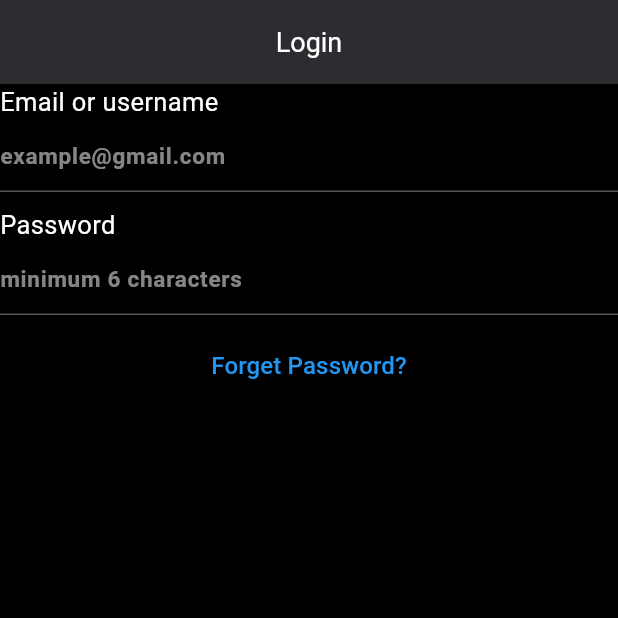
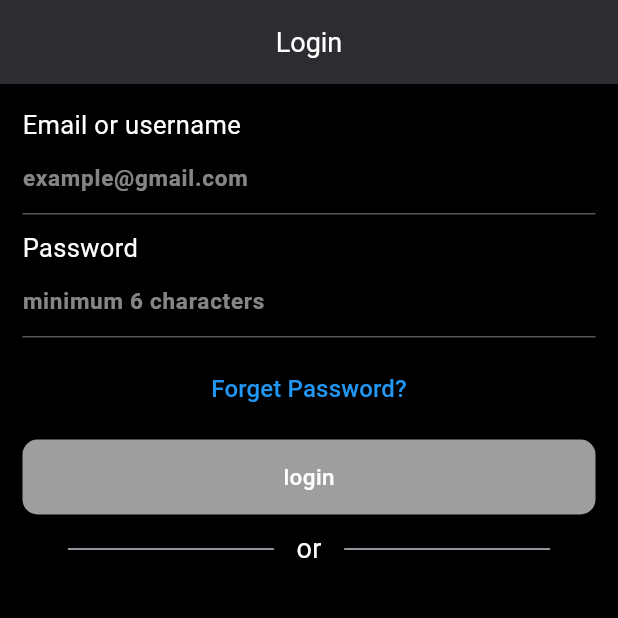
Before and after one commit to Korya25/auth, a Flutter app: the screen it shows after launch, on a phone screen of 412 x 824 dp, the top half of it. Run offline on Flutter 3.47's test engine with Material 3 defaults, Android fonts, the phone set to English and light mode, and no system bars; our stand-ins replace firebase_auth, firebase_core, google_sign_in; accounts and stored records are empty.

Commit message:
add  Login Button and Custom Divider

```diff
--- a/lib/views/screen/auth/login_screen.dart
+++ b/lib/views/screen/auth/login_screen.dart
@@ -1,6 +1,9 @@
 import 'package:authapp/constanta/app_text_style.dart';
 import 'package:authapp/helper/utils/auth_validator.dart';
 import 'package:authapp/views/screen/auth/forget_password_screen.dart';
+import 'package:authapp/views/widgets/action_auth_button.dart';
+import 'package:authapp/views/widgets/custom_divider.dart';
+import 'package:authapp/views/widgets/custom_text_button.dart';
 import 'package:authapp/views/widgets/custom_text_form_field.dart';
 import 'package:flutter/material.dart';
 
@@ -31,7 +34,9 @@ class _LoginScreenState extends State<LoginScreen> {
           style: AppTextStyle.appBar,
         ),
       ),
-      body: Form(
+      body: Padding(
+        padding: const EdgeInsets.all(15),
+        child: Form(
           key: formKey,
           child: Column(
             spacing: 10,
@@ -52,6 +57,7 @@ class _LoginScreenState extends State<LoginScreen> {
               ),
 
               // Password
+
               CustomTextFormField(
                 labelText: 'Password',
                 hintText: 'minimum 6 characters',
@@ -67,29 +73,31 @@ class _LoginScreenState extends State<LoginScreen> {
                 },
               ),
               // Forget Password
-            TextButton(
-              onPressed: () {
+              CustomTextButton(
+                onTap: () {
                   Navigator.push(context, MaterialPageRoute(
                     builder: (context) {
                       return ForgetPasswordScreen();
                     },
                   ));
                 },
-              child: Text(
-                'Forget Password?',
-                style: TextStyle(
+                title: 'Forget Password?',
+                titleStyle: TextStyle(
                   color: Colors.blue,
                   fontSize: 16,
                 ),
               ),
-            ),
 
               // Login Button
+              CustomActionAuthButton(onTap: () {}, title: 'login'),
 
               // Or Devider
-
+              CustomDevider(
+                title: 'or',
+              )
               // Login with Google Button
             ],
+          ),
         ),
       ),
     );
--- /dev/null
+++ b/lib/views/widgets/custom_divider.dart
@@ -0,0 +1,34 @@
+import 'package:flutter/material.dart';
+
+class CustomDevider extends StatelessWidget {
+  const CustomDevider({
+    super.key,
+    required this.title,
+  });
+  final String title;
+
+  @override
+  Widget build(BuildContext context) {
+    return Row(
+      mainAxisAlignment: MainAxisAlignment.center,
+      spacing: 15,
+      children: [
+        SizedBox(
+          width: MediaQuery.of(context).size.width / 3,
+          child: Divider(),
+        ),
+        Text(
+          title,
+          style: TextStyle(
+            color: Colors.white,
+            fontSize: 18,
+          ),
+        ),
+        SizedBox(
+          width: MediaQuery.of(context).size.width / 3,
+          child: Divider(),
+        )
+      ],
+    );
+  }
+}
--- /dev/null
+++ b/lib/views/widgets/custom_text_button.dart
@@ -0,0 +1,22 @@
+import 'package:flutter/material.dart';
+
+class CustomTextButton extends StatelessWidget {
+  const CustomTextButton(
+      {super.key,
+      required this.onTap,
+      required this.title,
+      required this.titleStyle});
+  final Function() onTap;
+  final String title;
+  final TextStyle titleStyle;
+  @override
+  Widget build(BuildContext context) {
+    return TextButton(
+      onPressed: onTap,
+      child: Text(
+        title,
+        style: titleStyle,
+      ),
+    );
+  }
+}
```
Lines whose indentation alone changed are shown as unchanged.
